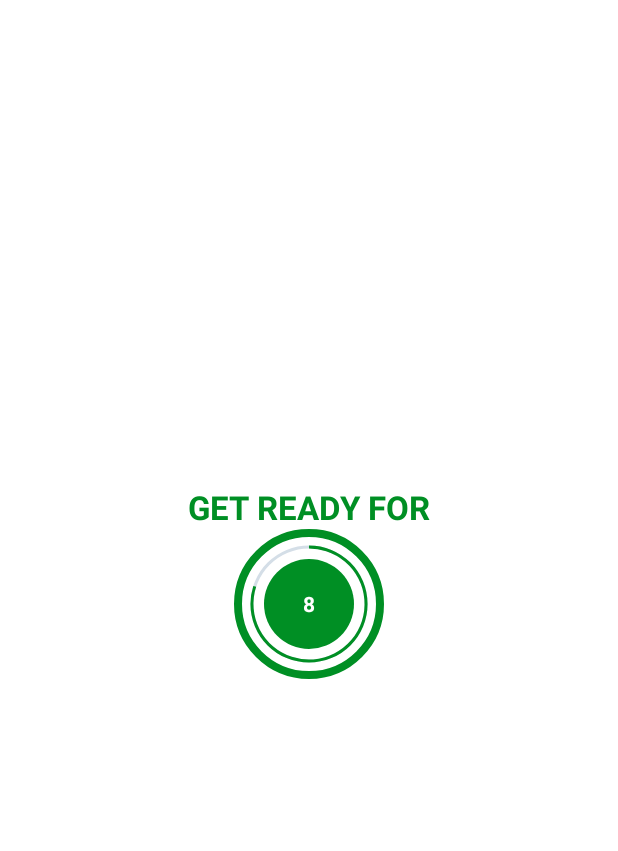
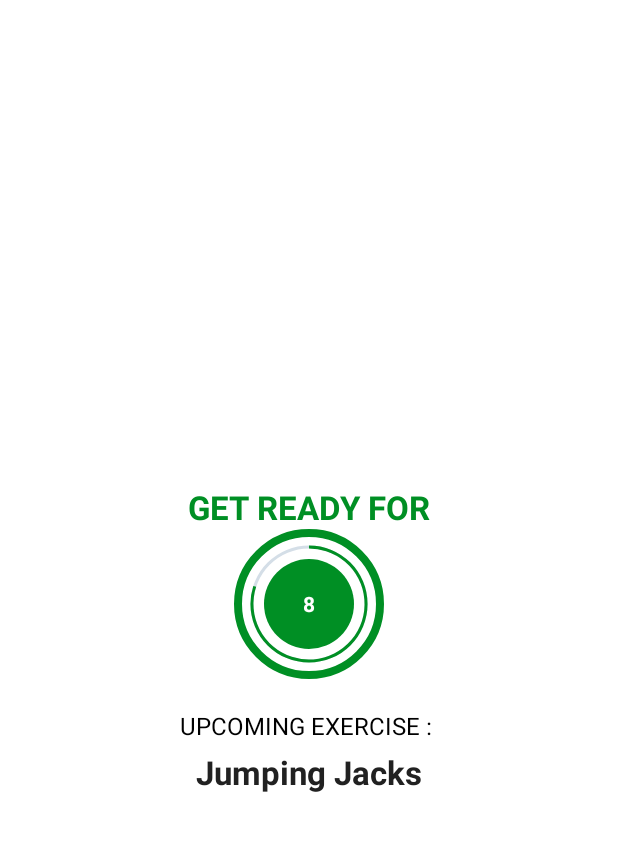
Before and after one commit to savanj09/7MinutesWorkout, an Android app: the ExerciseActivity screen opened directly, with no data from a screen before it, on a phone screen of 412 x 824 dp, the part 64-915 px from its top. Run offline under Robolectric (Android 15) with nearby library versions, the phone set to English and light mode, and no system bars.

Commit message:
Adding the model and constants for the exercise.

```diff
--- /dev/null
+++ b/app/src/main/java/com/minutesworkout/Constants.kt
@@ -0,0 +1,73 @@
+package com.minutesworkout
+
+class Constants {
+
+    companion object {
+
+        fun defaultExerciseList():ArrayList<ExerciseModel>{
+
+            val exerciseList =ArrayList<ExerciseModel>()
+
+            val jumpingJack = ExerciseModel(1,"Jumping Jacks",R.drawable.ic_jumping_jacks,false,false)
+            exerciseList.add(jumpingJack)
+            val wallSit = ExerciseModel(2, "Wall Sit", R.drawable.ic_wall_sit, false, false)
+            exerciseList.add(wallSit)
+
+            val pushUp = ExerciseModel(3, "Push Up", R.drawable.ic_push_up, false, false)
+            exerciseList.add(pushUp)
+
+            val abdominalCrunch =
+                ExerciseModel(4, "Abdominal Crunch", R.drawable.ic_abdominal_crunch, false, false)
+            exerciseList.add(abdominalCrunch)
+
+            val stepUpOnChair =
+                ExerciseModel(
+                    5,
+                    "Step-Up onto Chair",
+                    R.drawable.ic_step_up_onto_chair,
+                    false,
+                    false
+                )
+            exerciseList.add(stepUpOnChair)
+
+            val squat = ExerciseModel(6, "Squat", R.drawable.ic_squat, false, false)
+            exerciseList.add(squat)
+
+            val tricepDipOnChair =
+                ExerciseModel(
+                    7,
+                    "Tricep Dip On Chair",
+                    R.drawable.ic_triceps_dip_on_chair,
+                    false,
+                    false
+                )
+            exerciseList.add(tricepDipOnChair)
+
+            val plank = ExerciseModel(8, "Plank", R.drawable.ic_plank, false, false)
+            exerciseList.add(plank)
+
+            val highKneesRunningInPlace =
+                ExerciseModel(
+                    9, "High Knees Running In Place",
+                    R.drawable.ic_high_knees_running_in_place,
+                    false,
+                    false
+                )
+            exerciseList.add(highKneesRunningInPlace)
+
+            val lunges = ExerciseModel(10, "Lunges", R.drawable.ic_lunge, false, false)
+            exerciseList.add(lunges)
+
+            val pushupAndRotation =
+                ExerciseModel(
+                    11,
+                    "Push up and Rotation",
+                    R.drawable.ic_push_up_and_rotation,
+                    false,
+                    false
+                )
+
+            return exerciseList
+        }
+    }
+}
--- a/app/src/main/java/com/minutesworkout/ExerciseActivity.kt
+++ b/app/src/main/java/com/minutesworkout/ExerciseActivity.kt
@@ -13,10 +13,15 @@ import com.minutesworkout.databinding.ActivityExerciseBinding
 
 class ExerciseActivity : AppCompatActivity() {
     private var binding:ActivityExerciseBinding?=null
+
     private var restTimer:CountDownTimer? =null
     private var restProgress =0
+
     private var exerciseTimer:CountDownTimer? =null
     private var exerciseProgress =0
+
+    private var exerciseList:ArrayList<ExerciseModel>? =null
+    private var currentExercisePosition = -1;
 
 
     override fun onCreate(savedInstanceState: Bundle?) {
@@ -28,6 +33,8 @@ class ExerciseActivity : AppCompatActivity() {
         if (supportActionBar!=null){
             supportActionBar?.setDisplayHomeAsUpEnabled(true)
         }
+
+        exerciseList =Constants.defaultExerciseList()
         binding?.toolbarExercise?.setNavigationOnClickListener {
             onBackPressed()
         }
@@ -38,21 +45,38 @@ class ExerciseActivity : AppCompatActivity() {
 
     }
     private fun setUpRestView(){
+        binding?.flRestView?.visibility =View.VISIBLE
+        binding?.tvTitle?.visibility =View.VISIBLE
+        binding?.upcomingLabel?.visibility = View.VISIBLE
+        binding?.tvUpcomingExerciseName?.visibility = View.VISIBLE
+        binding?.tvExerciseName?.visibility =View.INVISIBLE
+        binding?.flExerciseView?.visibility =View.INVISIBLE
+        binding?.ivImage?.visibility = View.INVISIBLE
         if (restTimer!=null){
             restTimer?.cancel()
             restProgress=0
         }
+        binding?.tvUpcomingExerciseName?.text = exerciseList!![currentExercisePosition + 1].getName()
        setRestProgressBar()
     }
 
     private fun setUpExerciseView(){
-        binding?.flProgressbar?.visibility =View.INVISIBLE
-        binding?.tvTitle?.text = "Exercise Name"
-        binding?.flExerciseView?.visibility = View.VISIBLE
+        binding?.flRestView?.visibility =View.INVISIBLE
+        binding?.tvTitle?.visibility =View.INVISIBLE
+        binding?.tvUpcomingExerciseName?.visibility = View.INVISIBLE
+        binding?.upcomingLabel?.visibility = View.INVISIBLE
+        binding?.tvExerciseName?.visibility =View.VISIBLE
+        binding?.flExerciseView?.visibility =View.VISIBLE
+        binding?.ivImage?.visibility = View.VISIBLE
+
+
         if (exerciseTimer!=null){
             exerciseTimer?.cancel()
             exerciseProgress=0
         }
+        binding?.ivImage?.setImageResource(exerciseList!![currentExercisePosition].getImage())
+        binding?.tvExerciseName?.text = exerciseList!!.get(currentExercisePosition).getName()
+
         setExerciseProgressBar()
     }
 
@@ -66,6 +90,7 @@ class ExerciseActivity : AppCompatActivity() {
             }
 
             override fun onFinish() {
+                currentExercisePosition++
                 setUpExerciseView()
             }
 
@@ -83,9 +108,18 @@ class ExerciseActivity : AppCompatActivity() {
             }
 
             override fun onFinish() {
-                Toast.makeText(this@ExerciseActivity,
-                    "30 seconds are over, lets go to the rest view",
-                    Toast.LENGTH_LONG).show()
+                if (currentExercisePosition<exerciseList?.size!!-1){
+                    setUpRestView()
+                }
+                else{
+
+                    Toast.makeText(
+                        this@ExerciseActivity,
+                        "Congratulations! You have completed the 7 minutes workout.",
+                        Toast.LENGTH_SHORT
+                    ).show()
+                }
+
             }
 
         }.start()
--- /dev/null
+++ b/app/src/main/java/com/minutesworkout/ExerciseModel.kt
@@ -0,0 +1,52 @@
+package com.minutesworkout
+
+class ExerciseModel(
+    private var id:Int,
+    private var name:String,
+    private var image:Int,
+    private var isCompleted:Boolean,
+    private var isSelected:Boolean
+    ) {
+
+    fun getId():Int{
+      return id
+    }
+
+    fun setId(id:Int){
+        this.id = id
+
+    }
+
+    fun getName() :String{
+        return name
+    }
+    fun setName(name:String){
+        this.name = name
+    }
+
+    fun getImage(): Int {
+        return image
+    }
+
+    fun setImage(image: Int) {
+        this.image = image
+    }
+
+    fun getIsCompleted(): Boolean {
+        return isCompleted
+    }
+
+    fun setIsCompleted(isCompleted: Boolean) {
+        this.isCompleted = isCompleted
+    }
+
+    fun getIsSelected(): Boolean {
+        return isSelected
+    }
+
+    fun setIsSelected(isSelected: Boolean) {
+        this.isSelected = isSelected
+    }
+
+
+}
--- a/app/src/main/res/layout/activity_exercise.xml
+++ b/app/src/main/res/layout/activity_exercise.xml
@@ -24,13 +24,13 @@
         android:textSize="22sp"
         android:textStyle="bold"
         android:text="@string/get_ready_for"
-        app:layout_constraintBottom_toTopOf="@id/flProgressbar"
+        app:layout_constraintBottom_toTopOf="@id/flRestView"
         app:layout_constraintEnd_toEndOf="parent"
         app:layout_constraintStart_toStartOf="parent"
         android:textColor="@color/colorAccent"/>
 
     <FrameLayout
-        android:id="@+id/flProgressbar"
+        android:id="@+id/flRestView"
         android:layout_width="100dp"
         android:layout_height="100dp"
         android:layout_marginTop="10dp"
@@ -71,6 +71,54 @@
 
 
     </FrameLayout>
+    <TextView
+        app:layout_constraintTop_toBottomOf="@id/flRestView"
+        android:id="@+id/upcomingLabel"
+        android:layout_width="wrap_content"
+        android:layout_height="wrap_content"
+        app:layout_constraintStart_toStartOf="parent"
+        app:layout_constraintEnd_toEndOf="parent"
+        android:layout_marginTop="20dp"
+        android:textColor="@color/black"
+        app:layout_constraintBottom_toTopOf="@id/tvUpcomingExerciseName"
+        android:text="UPCOMING EXERCISE : "
+        android:textSize="16sp" />
+
+    <TextView
+        app:layout_constraintTop_toBottomOf="@id/upcomingLabel"
+        android:id="@+id/tvUpcomingExerciseName"
+        android:layout_width="wrap_content"
+        android:layout_height="wrap_content"
+        app:layout_constraintStart_toStartOf="parent"
+        app:layout_constraintEnd_toEndOf="parent"
+        android:layout_marginTop="5dp"
+        android:textColor="#212121"
+        android:textSize="22sp"
+        android:textStyle="bold"
+        tools:text="Exercise Name" />
+    <ImageView
+        android:id="@+id/ivImage"
+        android:layout_width="match_parent"
+        android:layout_height="0dp"
+        android:scaleType="fitXY"
+        android:src="@drawable/ic_jumping_jacks"
+        android:visibility="invisible"
+        app:layout_constraintBottom_toTopOf="@+id/tvExerciseName"
+        app:layout_constraintTop_toBottomOf="@+id/toolbarExercise"/>
+    <TextView
+        android:id="@+id/tvExerciseName"
+        android:layout_width="wrap_content"
+        android:layout_height="wrap_content"
+        android:textSize="22sp"
+        android:textStyle="bold"
+        android:text="Exercsie Name"
+        app:layout_constraintTop_toBottomOf="@+id/ivImage"
+        app:layout_constraintEnd_toEndOf="parent"
+        app:layout_constraintStart_toStartOf="parent"
+        android:textColor="@color/colorAccent"
+        android:visibility="visible"/>
+
+
     <FrameLayout
         android:id="@+id/flExerciseView"
         android:layout_width="100dp"
@@ -82,7 +130,7 @@
         app:layout_constraintBottom_toBottomOf="parent"
         app:layout_constraintEnd_toEndOf="parent"
         app:layout_constraintStart_toStartOf="parent"
-        app:layout_constraintTop_toBottomOf="@+id/toolbarExercise">
+        app:layout_constraintTop_toBottomOf="@+id/tvExerciseName">
 
         <ProgressBar
             android:id="@+id/progressBarExercice"
```
Also changed, not shown: app/src/main/res/drawable/ic_abdominal_crunch.png (added), app/src/main/res/drawable/ic_high_knees_running_in_place.png (added), app/src/main/res/drawable/ic_jumping_jacks.png (added), app/src/main/res/drawable/ic_lunge.png (added), app/src/main/res/drawable/ic_plank.png (added), app/src/main/res/drawable/ic_push_up.png (added), app/src/main/res/drawable/ic_push_up_and_rotation.png (added), app/src/main/res/drawable/ic_side_plank.png (added), app/src/main/res/drawable/ic_squat.png (added), app/src/main/res/drawable/ic_step_up_onto_chair.png (added), app/src/main/res/drawable/ic_triceps_dip_on_chair.png (added), app/src/main/res/drawable/ic_wall_sit.png (added).
